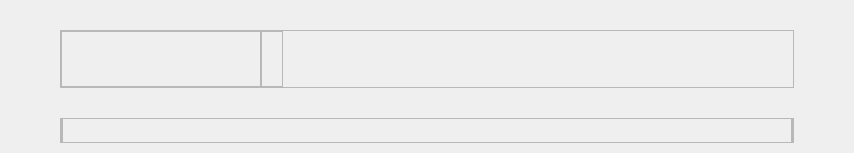
The window that CaX/widget/formTop/infoservice.ui (fsest4u/CaX_03) describes before a commit, drawn with Qt 5.
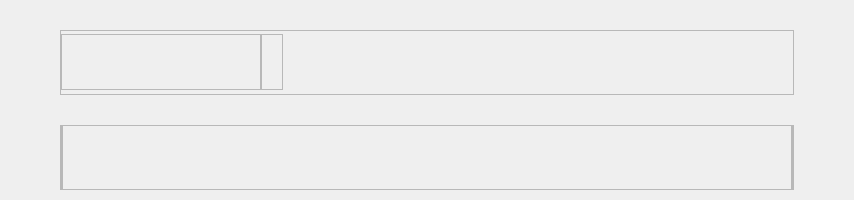
The same window after the commit.

```diff
--- a/CaX/widget/formTop/infoservice.ui
+++ b/CaX/widget/formTop/infoservice.ui
@@ -7,9 +7,21 @@
     <x>0</x>
     <y>0</y>
     <width>854</width>
-    <height>153</height>
+    <height>200</height>
    </rect>
   </property>
+  <property name="minimumSize">
+   <size>
+    <width>0</width>
+    <height>0</height>
+   </size>
+  </property>
+  <property name="maximumSize">
+   <size>
+    <width>16777215</width>
+    <height>16777215</height>
+   </size>
+  </property>
   <property name="windowTitle">
    <string>Form</string>
   </property>
```
